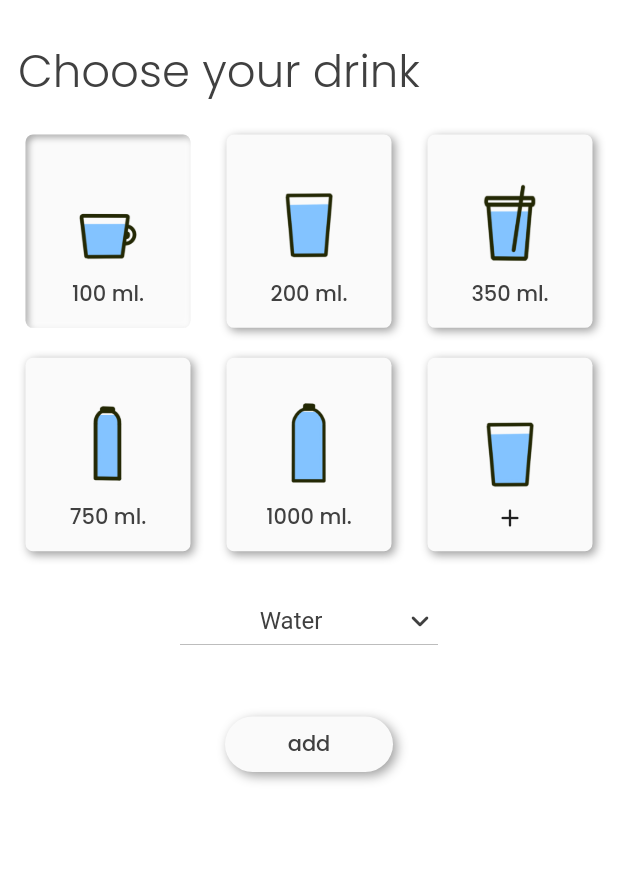
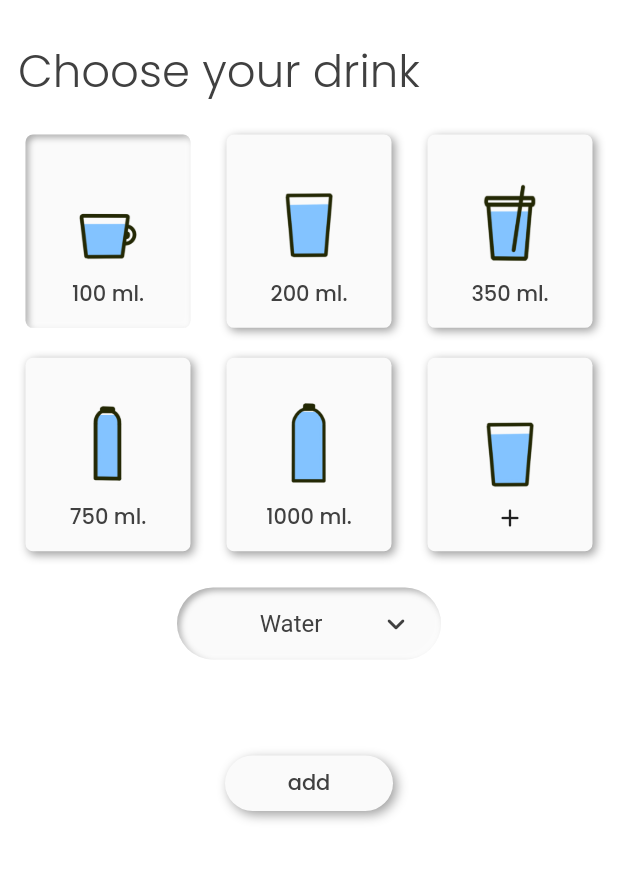
Before and after one commit to Kchanit/Hyjoden, a Flutter app: the AddWaterScreen screen opened by its route, on a phone screen of 412 x 824 dp, the part 83-964 px from its top. Run offline on Flutter 3.47's test engine with Material 2 defaults, Android fonts, the phone set to English and light mode, and no system bars; drawn by our look-alikes of flutter_neumorphic; our stand-ins replace awesome_bottom_bar, cloud_firestore, firebase_auth, firebase_core, firebase_storage, fl_chart and 8 more; accounts and stored records are empty.

Commit message:
edit dropdown add water

```diff
--- a/lib/screens/add_water_screen.dart
+++ b/lib/screens/add_water_screen.dart
@@ -52,6 +52,7 @@ class _AddWaterScreenState extends State<AddWaterScreen> {
   String? watertype = 'Water';
   bool _visibleOther = false;
   bool _visibleCustom = false;
+  bool _visiblePrice = false;
   int? _groupValue = 1;
 
   bool selectedComponent = false;
@@ -71,7 +72,7 @@ class _AddWaterScreenState extends State<AddWaterScreen> {
     'Orange Juice',
     'Coffee',
     'Green Tea',
-    'other'
+    'Other'
   ];
   void initState() {
     super.initState();
@@ -351,7 +352,17 @@ class _AddWaterScreenState extends State<AddWaterScreen> {
               ),
             ),
             Padding(
-              padding: const EdgeInsets.symmetric(horizontal: 120.0),
+              padding: const EdgeInsets.symmetric(horizontal: 110.0),
+              child: Flexible(
+                child: Neumorphic(
+                  margin: EdgeInsets.only(left: 8, right: 8, top: 2, bottom: 4),
+                  style: NeumorphicStyle(
+                    depth: NeumorphicTheme.embossDepth(context),
+                    boxShape: NeumorphicBoxShape.stadium(),
+                    color: Colors.grey[50]
+                  ),
+                  padding: EdgeInsets.symmetric(horizontal: 18),
+                  child: DropdownButtonHideUnderline(
                     child: DropdownButton(
                         isExpanded: true,
                         value: watertype,
@@ -376,13 +387,22 @@ class _AddWaterScreenState extends State<AddWaterScreen> {
                         onChanged: (value) {
                           setState(() {
                             watertype = value.toString();
-                      if (watertype == 'other') {
+                            if (watertype == 'Other') {
                               _visibleOther = true;
                             } else {
                               _visibleOther = false;
                             }
+
+                            if (watertype == 'Water') {
+                              _visiblePrice = false;
+                            } else {
+                              _visiblePrice = true;
+                            }
                           });
                         }),
+                  ),
+                ),
+              ),
             ),
 
             Visibility(
@@ -398,12 +418,15 @@ class _AddWaterScreenState extends State<AddWaterScreen> {
                 ),
               ),
             ),
-            Visibility(
-              visible: _visibleCustom,
-              child: Padding(
-                padding: const EdgeInsets.symmetric(horizontal: 35.0, vertical: 10),
+            Padding(
+              padding: const EdgeInsets.only(left: 35.0, right: 45, top: 10, bottom: 10),
               child: Row(
                 mainAxisAlignment: MainAxisAlignment.spaceBetween,
+                children: [
+                  Visibility(
+                    visible: _visiblePrice,
+                    child: Flexible(
+                      child: Row(
                         children: [
                           Flexible(
                             child: _TextField(
@@ -418,7 +441,16 @@ class _AddWaterScreenState extends State<AddWaterScreen> {
                             padding: const EdgeInsets.only(top: 20.0),
                             child: Text('\$', style: Theme.of(context).textTheme.subtitle1),
                           ),
+                        ],
+                      ),
+                    ),
+                  ),
                   SizedBox(width: 20,),
+                  Visibility(
+                    visible: _visibleCustom,
+                    child: Flexible(
+                      child: Row(
+                        children: [
                           Flexible(
                             child: _NumTextField(
                               label: "Drink volume",
@@ -434,6 +466,9 @@ class _AddWaterScreenState extends State<AddWaterScreen> {
                           ),
                         ],
                       ),
+                    ),
+                  ),
+                ],
               ),
             ),
 
```
Lines whose indentation alone changed are shown as unchanged.
